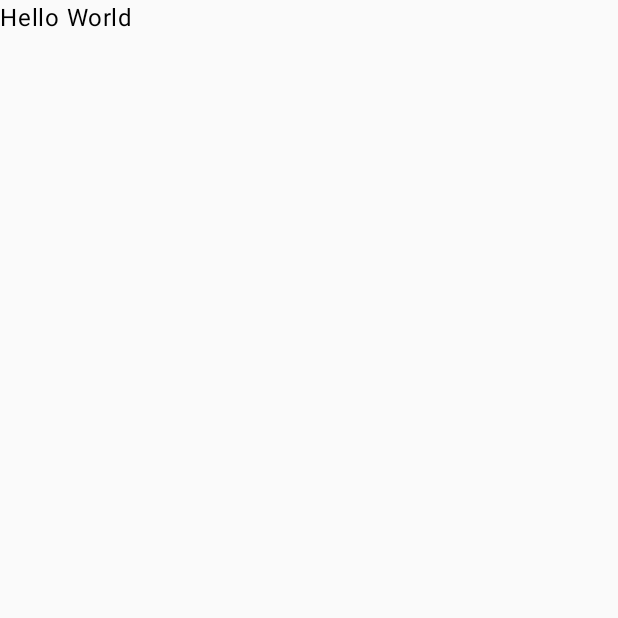
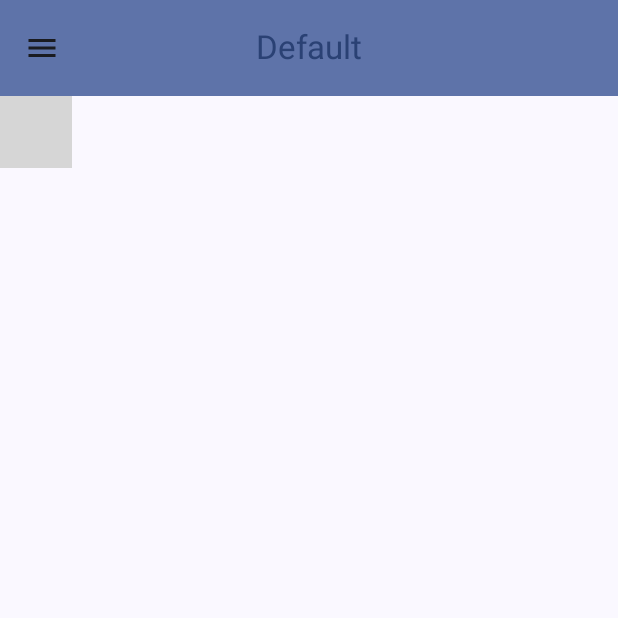
Before and after one commit to Jakub-Kintama/NurkowaPolskaApp, an Android app built with Jetpack Compose: the screen it shows after launch (MainActivity), on a phone screen of 412 x 824 dp, the top half of it. Before the commit the part shown is almost empty. Run offline under Robolectric (Android 15) with nearby library versions, the phone set to English and light mode, and no system bars; 1 statement that could not run was skipped; grey boxes are pictures that could not be loaded.

Commit message:
Pierwsza faktyczna wersja aplikacji mobilnej z mapą

```diff
--- a/Mobile/app/src/main/java/com/example/nurkowapolskaapp/MainActivity.kt
+++ b/Mobile/app/src/main/java/com/example/nurkowapolskaapp/MainActivity.kt
@@ -3,29 +3,86 @@ package com.example.nurkowapolskaapp
 import android.os.Bundle
 import androidx.activity.ComponentActivity
 import androidx.activity.compose.setContent
+import androidx.compose.foundation.layout.Column
+import androidx.compose.foundation.layout.padding
+import androidx.compose.material.icons.Icons
+import androidx.compose.material.icons.filled.Menu
+import androidx.compose.material3.CenterAlignedTopAppBar
+import androidx.compose.material3.ExperimentalMaterial3Api
+import androidx.compose.material3.Icon
+import androidx.compose.material3.IconButton
+import androidx.compose.material3.MaterialTheme
+import androidx.compose.material3.Scaffold
 import androidx.compose.material3.Text
+import androidx.compose.material3.TopAppBarDefaults
 import androidx.compose.runtime.Composable
+import androidx.compose.ui.Modifier
 import androidx.compose.ui.tooling.preview.Preview
+import androidx.navigation.compose.NavHost
+import androidx.navigation.compose.composable
+import androidx.navigation.compose.rememberNavController
+import com.example.nurkowapolskaapp.app.functions.FirstAid
+import com.example.nurkowapolskaapp.app.functions.Insurance
+import com.example.nurkowapolskaapp.app.functions.maps.AddMarker
+import com.example.nurkowapolskaapp.app.functions.maps.MarkersMap
 import com.example.nurkowapolskaapp.ui.theme.NurkowaPolskaAppTheme
+
 
 class MainActivity : ComponentActivity() {
     override fun onCreate(savedInstanceState: Bundle?) {
         super.onCreate(savedInstanceState)
+
         setContent {
-            NurkowaPolskaAppTheme() {
-                HelloWorld()
+            NurkowaPolskaAppTheme {
+                AppScaffold()
+            }
+        }
+    }
+
+}
+
+// OptIn potrzebny bo z jakiegoś powodu BottomAppBar jest traktowany jako eksperymentalny feature
+@OptIn(ExperimentalMaterial3Api::class)
+@Composable
+fun AppScaffold() {
+    val navController = rememberNavController()
+    Scaffold(
+        topBar = {
+            CenterAlignedTopAppBar(
+                colors = TopAppBarDefaults.topAppBarColors(
+                    containerColor = MaterialTheme.colorScheme.primaryContainer,
+                    titleContentColor = MaterialTheme.colorScheme.primary,
+                ),
+                title = { Text(text = "Default") },
+                navigationIcon = {
+                    IconButton(onClick = { /*TODO*/ }) {
+                        Icon(Icons.Filled.Menu, null)
+                    }
+                },
+                actions = {
+                    IconButton(onClick = { /*TODO*/ }) {
+                    }
+                }
+            )
+        },
+    ) { innerPadding ->
+        Column(Modifier.padding(innerPadding))
+        {
+            NavHost(navController, startDestination = "homepage") {
+                composable("homepage") { Homepage(navController) }
+                composable("mapOfMarkers") { MarkersMap(navController) }
+                composable("insurance") { Insurance(navController) }
+                composable("firstAid") { FirstAid(navController) }
+                composable("addMarker") { AddMarker(navController) }
             }
         }
     }
 }
 
+
+
+@Preview(showSystemUi = false, showBackground = false)
 @Composable
-fun HelloWorld() {
-    Text(text = "Hello World")
+fun AppScaffoldPreview() {
+    AppScaffold()
 }
-
-@Preview
-@Composable
-fun HelloWorldPreview() {
-    HelloWorld()
-}
--- a/Mobile/app/src/main/res/values/colors.xml
+++ b/Mobile/app/src/main/res/values/colors.xml
@@ -2,4 +2,8 @@
 <resources>
     <color name="black">#FF000000</color>
     <color name="white">#FFFFFFFF</color>
+    <color name="light_blue_400">#FF29B6F6</color>
+    <color name="light_blue_600">#FF039BE5</color>
+    <color name="gray_400">#FFBDBDBD</color>
+    <color name="gray_600">#FF757575</color>
 </resources>
--- a/Mobile/build.gradle.kts
+++ b/Mobile/build.gradle.kts
@@ -1,5 +1,6 @@
 // Top-level build file where you can add configuration options common to all sub-projects/modules.
 plugins {
-    id("com.android.application") version "8.1.2" apply false
-    id("org.jetbrains.kotlin.android") version "1.9.10" apply false
+    id("com.android.application") version "8.1.3" apply false
+    id("org.jetbrains.kotlin.android") version "1.9.20" apply false
+    id("com.google.android.libraries.mapsplatform.secrets-gradle-plugin") version "2.0.1"
 }
--- a/Mobile/gradle.properties
+++ b/Mobile/gradle.properties
@@ -21,3 +21,4 @@ kotlin.code.style=official
 # resources declared in the library itself and none from the library's dependencies,
 # thereby reducing the size of the R class for that library
 android.nonTransitiveRClass=true
+android.defaults.buildfeatures.buildconfig=true
```
Also changed, not shown: Mobile/app/build.gradle.kts (+16 -5 lines), Mobile/app/src/main/AndroidManifest.xml (+37 -0 lines), Mobile/app/src/main/res/values/strings.xml (+13 -0 lines), 1 other file.
